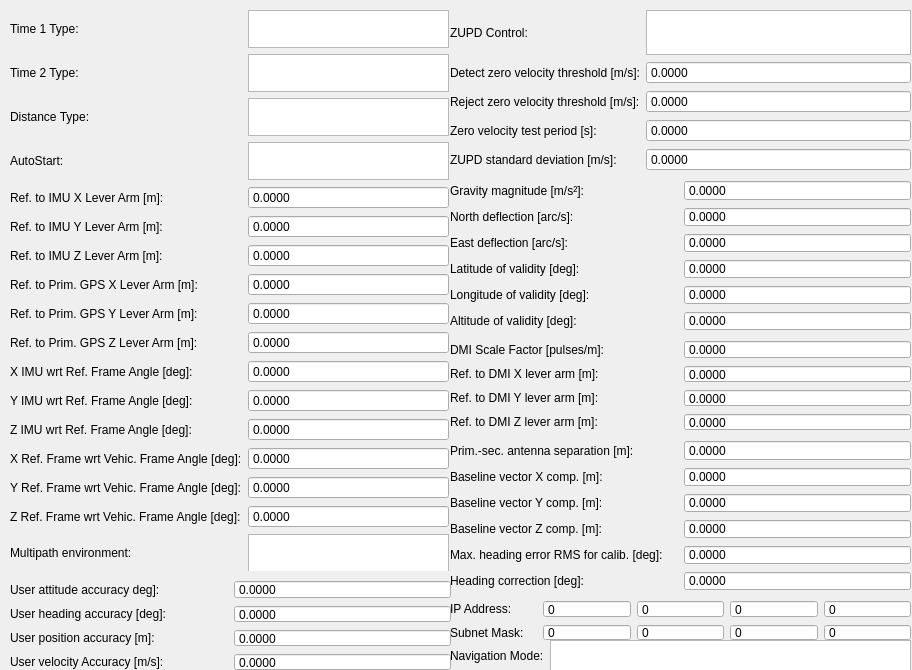
Before: the Qt Designer form src/lib/visualization/ParametersControl.ui in jmaye/libposlv, drawn with Qt 5.
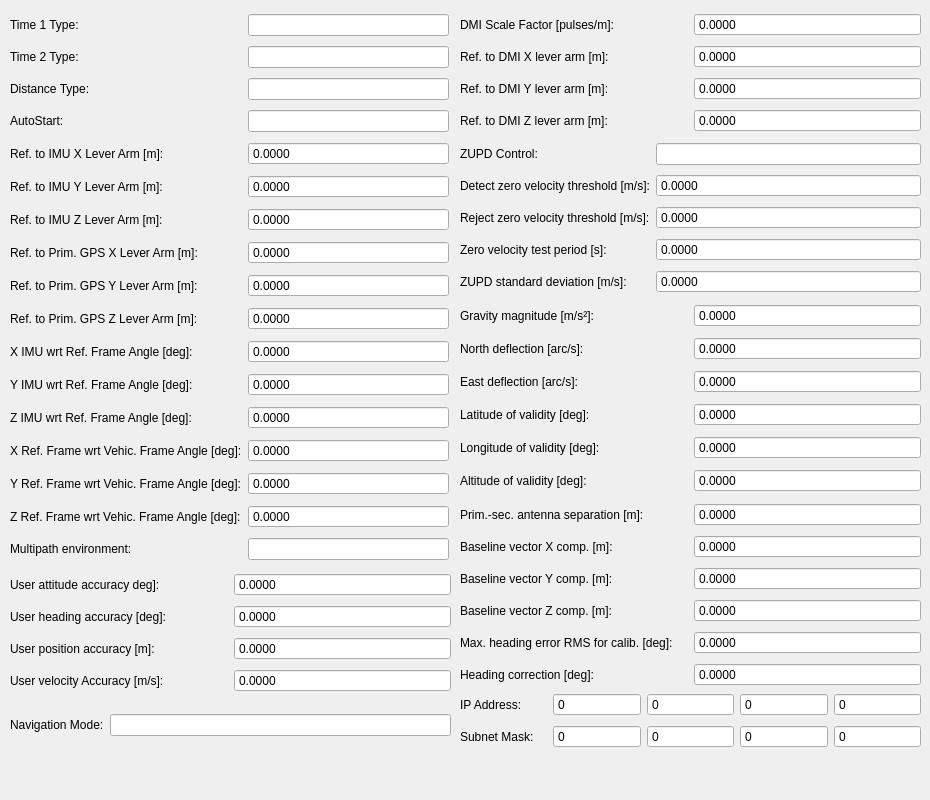
After: the same form once the commit is applied.

```diff
--- a/src/lib/visualization/ParametersControl.ui
+++ b/src/lib/visualization/ParametersControl.ui
@@ -6,8 +6,8 @@
    <rect>
     <x>0</x>
     <y>0</y>
-    <width>912</width>
-    <height>670</height>
+    <width>930</width>
+    <height>800</height>
    </rect>
   </property>
   <property name="windowTitle">
@@ -16,10 +16,10 @@
   <widget class="QWidget" name="gridLayoutWidget_2">
    <property name="geometry">
     <rect>
-     <x>450</x>
-     <y>600</y>
+     <x>460</x>
+     <y>690</y>
      <width>461</width>
-     <height>41</height>
+     <height>61</height>
     </rect>
    </property>
    <layout class="QGridLayout" name="IPLayout">
@@ -146,10 +146,10 @@
   <widget class="QWidget" name="gridLayoutWidget_3">
    <property name="geometry">
     <rect>
-     <x>450</x>
-     <y>340</y>
+     <x>460</x>
+     <y>10</y>
      <width>461</width>
-     <height>91</height>
+     <height>128</height>
     </rect>
    </property>
    <layout class="QGridLayout" name="dmiLayout">
@@ -262,10 +262,10 @@
   <widget class="QWidget" name="gridLayoutWidget">
    <property name="geometry">
     <rect>
-     <x>450</x>
-     <y>440</y>
+     <x>460</x>
+     <y>500</y>
      <width>461</width>
-     <height>151</height>
+     <height>191</height>
     </rect>
    </property>
    <layout class="QGridLayout" name="gamsLayout">
@@ -430,10 +430,10 @@
   <widget class="QWidget" name="gridLayoutWidget_4">
    <property name="geometry">
     <rect>
-     <x>450</x>
-     <y>180</y>
+     <x>460</x>
+     <y>300</y>
      <width>461</width>
-     <height>151</height>
+     <height>201</height>
     </rect>
    </property>
    <layout class="QGridLayout" name="gravityLayout">
@@ -598,8 +598,8 @@
   <widget class="QWidget" name="gridLayoutWidget_5">
    <property name="geometry">
     <rect>
-     <x>450</x>
-     <y>10</y>
+     <x>460</x>
+     <y>140</y>
      <width>461</width>
      <height>161</height>
     </rect>
@@ -640,9 +640,6 @@
       </property>
      </widget>
     </item>
-    <item row="0" column="1">
-     <widget class="QTextBrowser" name="zupdCtrlText"/>
-    </item>
     <item row="1" column="1">
      <widget class="QDoubleSpinBox" name="detectSpinBox">
       <property name="readOnly">
@@ -719,15 +716,18 @@
       </property>
      </widget>
     </item>
+    <item row="0" column="1">
+     <widget class="QLineEdit" name="zupdCtrlText"/>
+    </item>
    </layout>
   </widget>
   <widget class="QWidget" name="gridLayoutWidget_6">
    <property name="geometry">
     <rect>
      <x>10</x>
-     <y>580</y>
+     <y>570</y>
      <width>441</width>
-     <height>91</height>
+     <height>128</height>
     </rect>
    </property>
    <layout class="QGridLayout" name="userAccuracyLayout">
@@ -840,10 +840,10 @@
   <widget class="QWidget" name="gridLayoutWidget_7">
    <property name="geometry">
     <rect>
-     <x>450</x>
-     <y>640</y>
-     <width>461</width>
-     <height>31</height>
+     <x>10</x>
+     <y>700</y>
+     <width>441</width>
+     <height>51</height>
     </rect>
    </property>
    <layout class="QGridLayout" name="navModeLayout">
@@ -855,7 +855,7 @@
      </widget>
     </item>
     <item row="0" column="1">
-     <widget class="QTextBrowser" name="navModeText"/>
+     <widget class="QLineEdit" name="navModeText"/>
     </item>
    </layout>
   </widget>
@@ -865,7 +865,7 @@
      <x>10</x>
      <y>10</y>
      <width>439</width>
-     <height>561</height>
+     <height>557</height>
     </rect>
    </property>
    <layout class="QGridLayout" name="generalLayout">
@@ -946,15 +946,6 @@
       </property>
      </widget>
     </item>
-    <item row="0" column="1">
-     <widget class="QTextBrowser" name="time1Text"/>
-    </item>
-    <item row="1" column="1">
-     <widget class="QTextBrowser" name="time2Text"/>
-    </item>
-    <item row="2" column="1">
-     <widget class="QTextBrowser" name="distTypeText"/>
-    </item>
     <item row="4" column="1">
      <widget class="QDoubleSpinBox" name="refIMUXSpinBox">
       <property name="readOnly">
@@ -1211,9 +1202,6 @@
       </property>
      </widget>
     </item>
-    <item row="16" column="1">
-     <widget class="QTextBrowser" name="multiPathText"/>
-    </item>
     <item row="3" column="0">
      <widget class="QLabel" name="label_40">
       <property name="text">
@@ -1221,8 +1209,32 @@
       </property>
      </widget>
     </item>
+    <item row="0" column="1">
+     <widget class="QLineEdit" name="time1Text">
+      <property name="readOnly">
+       <bool>true</bool>
+      </property>
+     </widget>
+    </item>
+    <item row="1" column="1">
+     <widget class="QLineEdit" name="time2Text">
+      <property name="readOnly">
+       <bool>true</bool>
+      </property>
+     </widget>
+    </item>
+    <item row="2" column="1">
+     <widget class="QLineEdit" name="distTypeText"/>
+    </item>
     <item row="3" column="1">
-     <widget class="QTextBrowser" name="autoStartText"/>
+     <widget class="QLineEdit" name="autoStartText"/>
+    </item>
+    <item row="16" column="1">
+     <widget class="QLineEdit" name="multiPathText">
+      <property name="readOnly">
+       <bool>true</bool>
+      </property>
+     </widget>
     </item>
     <item row="16" column="0">
      <widget class="QLabel" name="label_39">
```
Left out of the diff: 14 changed lines with no effect on the pictures.
